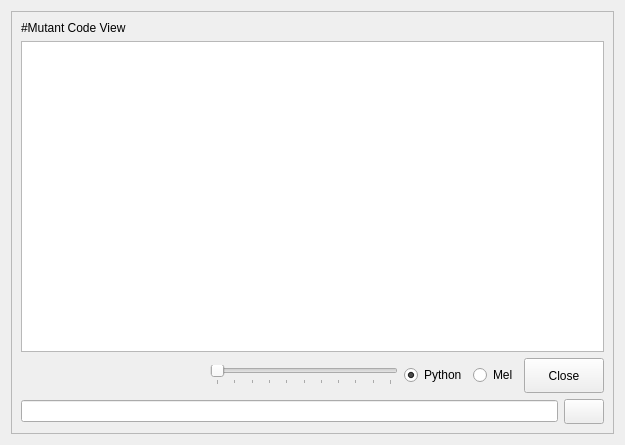
The window that UI/codeReader.ui (RenderDeMartes/Mutant_Tools) describes before a commit, drawn with Qt 5.
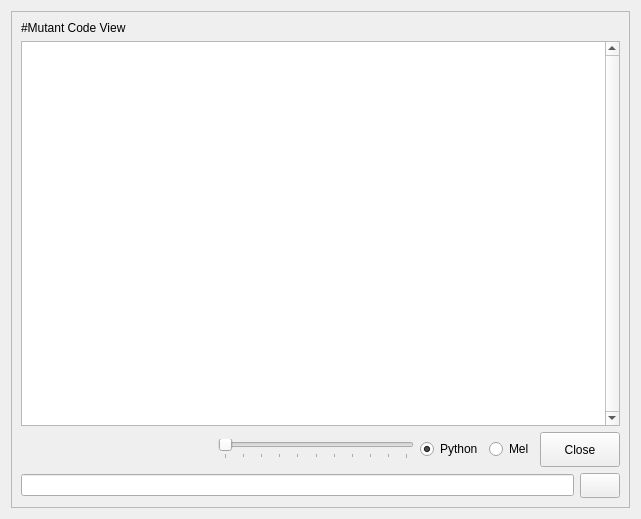
The same window after the commit. Icons and pictures are not drawn.

What changed in the file:
```diff
--- a/UI/codeReader.ui
+++ b/UI/codeReader.ui
@@ -6,8 +6,8 @@
    <rect>
     <x>0</x>
     <y>0</y>
-    <width>625</width>
-    <height>445</height>
+    <width>641</width>
+    <height>519</height>
    </rect>
   </property>
   <property name="windowTitle">
@@ -646,8 +646,8 @@
        <rect>
         <x>0</x>
         <y>0</y>
-        <width>605</width>
-        <height>425</height>
+        <width>621</width>
+        <height>499</height>
        </rect>
       </property>
       <layout class="QGridLayout" name="gridLayout_2">
@@ -738,6 +738,9 @@
        </item>
        <item row="1" column="0">
         <widget class="QPlainTextEdit" name="code_text">
+         <property name="verticalScrollBarPolicy">
+          <enum>Qt::ScrollBarAlwaysOn</enum>
+         </property>
          <property name="plainText">
           <string/>
          </property>
```
